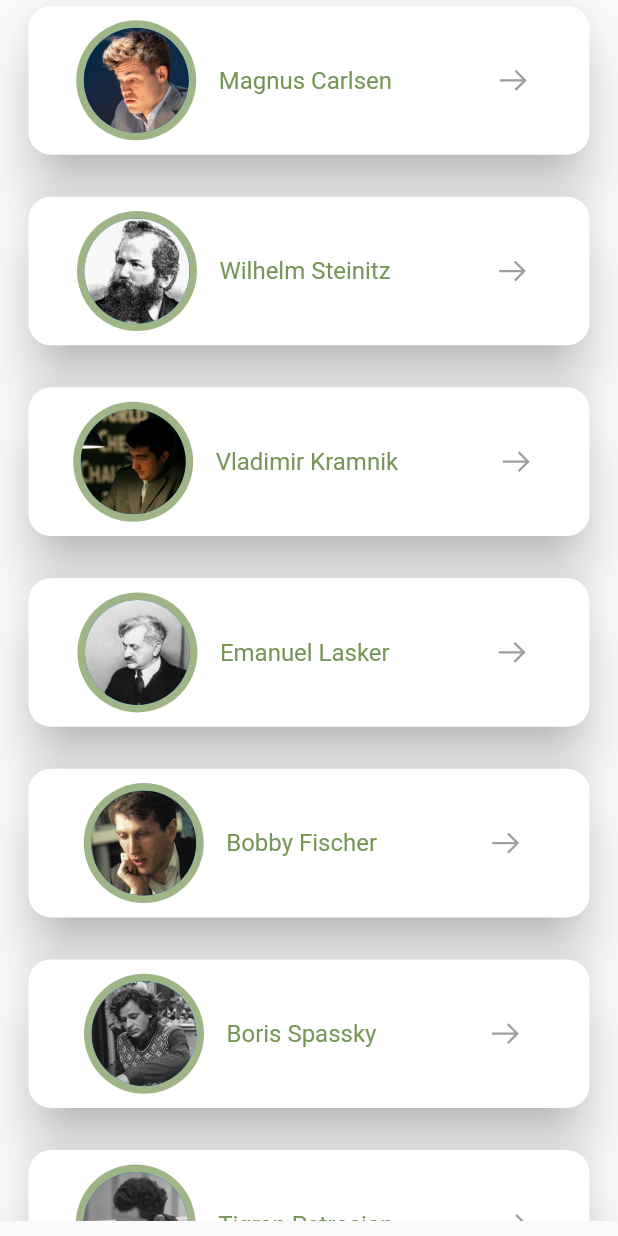
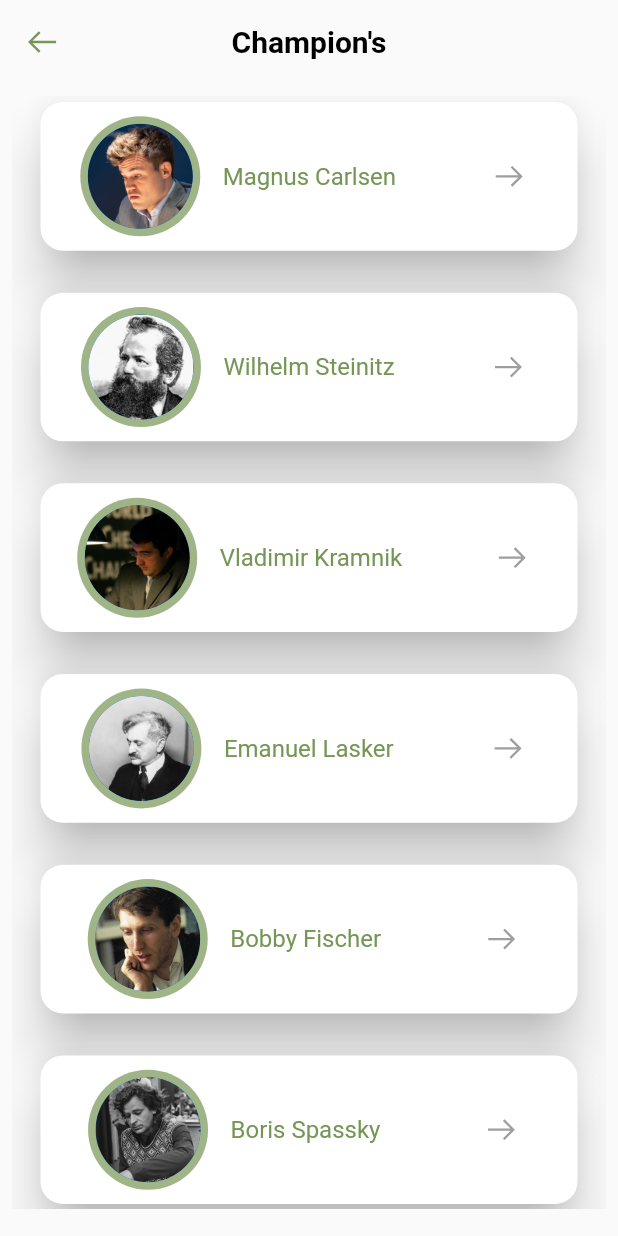
Before and after one commit to muhammadZzZ/chess, a Flutter app: the ChampionScreen screen opened directly, on a phone screen of 412 x 824 dp. Run offline on Flutter 3.47's test engine with Material 2 defaults, Android fonts, the phone set to English and light mode, and no system bars; our stand-ins replace carousel_slider, cloud_firestore, firebase_auth, firebase_core, firebase_storage, get and 6 more; missing offline and left inert: chess, chess_vectors_flutter, flutter_facebook_auth, flutter_stateless_chessboard, syncfusion_flutter_pdfviewer, wp_chessboard; accounts and stored records are empty.

```diff
--- a/lib/screen/Chess_play_screen.dart
+++ b/lib/screen/Chess_play_screen.dart
@@ -86,6 +86,7 @@ class _ChessPlayScreenState extends State<ChessPlayScreen> {
       hintMap.set(rank, file, (size) => MoveHint(
         size: size,
         onPressed: () => doMove(move),
+        color: Colors.grey.withOpacity(.8),
       ));
     }
     controller.setHints(hintMap);
@@ -162,6 +163,7 @@ class _ChessPlayScreenState extends State<ChessPlayScreen> {
   @override
   Widget build(BuildContext context) {
 return Scaffold(
+  appBar: AppBar(),
         body: Column(
               mainAxisAlignment: MainAxisAlignment.center,
               children: [
--- a/lib/screen/HomePage.dart
+++ b/lib/screen/HomePage.dart
@@ -159,7 +159,7 @@ class _HomePageState extends State<HomePage> {
                   GestureDetector(
                     onTap: () {
                      setState(() {
-                       currentIndex=2;
+                       Get.to(()=>ChampionScreen());
                      });
                     },
                     child:const Text(
--- a/lib/screen/champion/Champion_list_screen.dart
+++ b/lib/screen/champion/Champion_list_screen.dart
@@ -11,7 +11,30 @@ class ChampionScreen extends StatelessWidget {
 
   @override
   Widget build(BuildContext context) {
-    return Container(
+    return Scaffold(
+      appBar: AppBar(
+        title: Text(
+          "Champion's",
+          style: TextStyle(
+
+          ),
+        ),
+        centerTitle: true,
+        elevation: 0,
+        backgroundColor: Colors.transparent,
+        leading: IconButton(
+          iconSize: 25,
+          splashRadius: 20,splashColor: PrimaryColor.withOpacity(.2),
+          onPressed: () => Get.back(),
+           icon: Icon(
+            LineAwesomeIcons.arrow_left,
+            color: PrimaryColor,
+           ),),
+
+      ),
+      body: Padding(
+        padding: const EdgeInsets.all(8.0),
+        child: Container(
             padding: EdgeInsets.only(bottom: 10),
             child: SingleChildScrollView(
               child: Column(
@@ -96,6 +119,8 @@ class ChampionScreen extends StatelessWidget {
                   ),
 
                 ],
+              ),
+            ),
           ),
       ),
     );
```
Also changed, not shown: lib/screen/puzzle_screen.dart (+8 -5 lines). Lines whose indentation alone changed are shown as unchanged.
